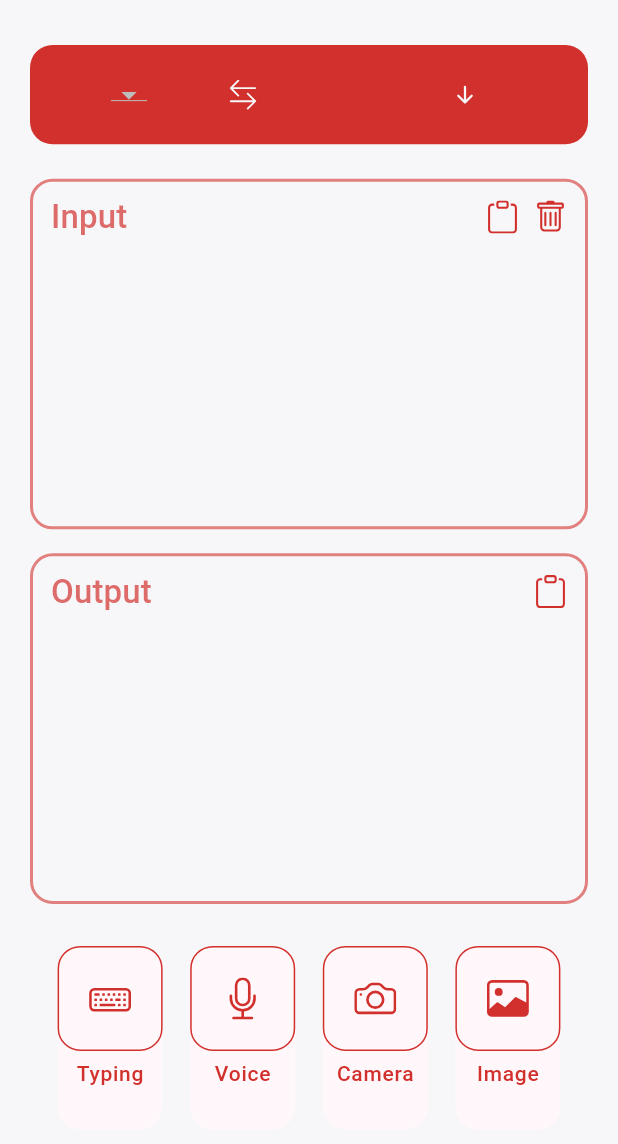
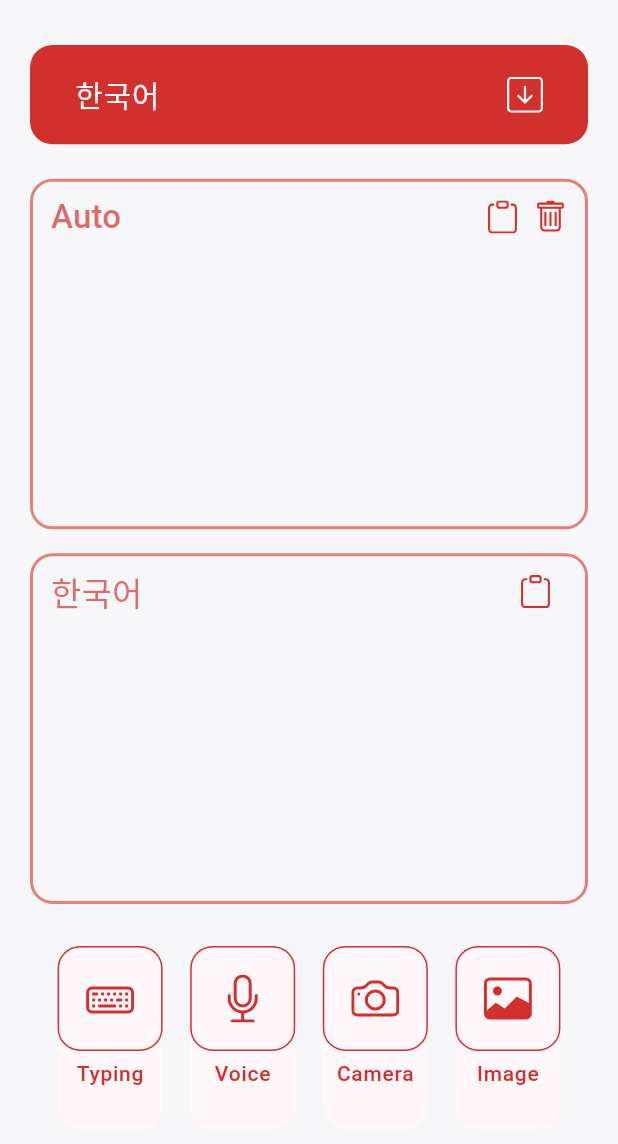
Before and after one commit to Yun-sooyong/Onetool_translator, a Flutter app: the screen it shows after launch, on a phone screen of 412 x 824 dp, the part 69-1213 px from its top. Run offline on Flutter 3.47's test engine with Material 2 defaults, Android fonts, the phone set to English and light mode, and no system bars; drawn by our look-alikes of dropdown_button2; our stand-ins replace bootstrap_icons, flutter_riverpod, fluttertoast; missing offline and left inert: translator.

Commit message:
text을 입력하는 번역기 완성

```diff
--- /dev/null
+++ b/lib/provider/provider.dart
@@ -0,0 +1,76 @@
+import 'package:flutter/material.dart';
+import 'package:flutter_riverpod/flutter_riverpod.dart';
+
+final translatorLangugeSet = StateProvider((ref) => 'ko');
+final translateToProvider = StateProvider((ref) => '한국어');
+
+final textControllerStateProvider =
+    StateProvider.autoDispose((ref) => TextEditingController());
+
+final textChangeNotifierProvider = ChangeNotifierProvider.autoDispose(
+    (ref) => TextNotifier(controller: ref.watch(textControllerStateProvider)));
+
+class TextNotifier extends ChangeNotifier {
+  TextEditingController controller;
+
+  TextNotifier({
+    required this.controller,
+  });
+
+  String? text = '';
+  String translation = '';
+
+  void show() {
+    if (controller.text == '') {
+      text = ' ';
+    } else {
+      text = controller.text;
+    }
+    notifyListeners();
+  }
+
+  void translate(var trans) {
+    translation = trans;
+
+    notifyListeners();
+  }
+
+  void clear() {
+    controller.clear();
+    text = '';
+    translation = '';
+    notifyListeners();
+  }
+}
+
+///
+/// *********** [USING MAP NOTIFIER PROVIDER] ***********
+///
+final mapProvider = ChangeNotifierProvider.autoDispose(
+  (ref) => MapSearcher(),
+);
+
+class MapSearcher extends ChangeNotifier {
+  String lang = '한국어';
+  String code = 'ko';
+  Map<String, String> langMap = {
+    '한국어': 'ko',
+    '일본어': 'ja',
+    '영어': 'en',
+    '중국어': 'zh',
+    '인도네시아어': 'id',
+    '이탈리아어': 'it',
+    '폴란드어': 'pl',
+    '러시아어': 'ru',
+    '스페인어': 'es',
+    '태국어': 'th',
+    '베트남어': 'vi',
+  };
+
+  void searchCode(String language) {
+    lang = language;
+    code = langMap[language]!;
+
+    notifyListeners();
+  }
+}
--- a/lib/screens/home_screen.dart
+++ b/lib/screens/home_screen.dart
@@ -1,18 +1,22 @@
-import 'package:a_translator/services/controller.dart';
+import 'package:a_translator/provider/provider.dart';
 import 'package:a_translator/util.dart';
 import 'package:a_translator/widgets/bottom_button.dart';
+import 'package:a_translator/widgets/drop_down_menu.dart';
 import 'package:bootstrap_icons/bootstrap_icons.dart';
 import 'package:flutter/material.dart';
-import 'package:flutter/services.dart';
 import 'package:flutter_riverpod/flutter_riverpod.dart';
-import 'package:fluttertoast/fluttertoast.dart';
-import 'package:translator/translator.dart';
+import '/widgets/text_box_widget.dart';
 
-class HomeScreen extends ConsumerWidget {
+class HomeScreen extends StatefulWidget {
   const HomeScreen({super.key});
 
   @override
-  Widget build(BuildContext context, WidgetRef ref) {
+  State<HomeScreen> createState() => _HomeScreenState();
+}
+
+class _HomeScreenState extends State<HomeScreen> {
+  @override
+  Widget build(BuildContext context) {
     var themeOf = Theme.of(context);
 
     return Scaffold(
@@ -36,13 +40,14 @@ class HomeScreen extends ConsumerWidget {
         padding: bodyEdge,
         child: Column(
           children: [
-            Expanded(
+            const Expanded(
               flex: 1,
-              child: UpperBody(themeOf: themeOf),
+              child: DropdownLang(),
+              //TopBody(themeOf: themeOf),
             ),
             Expanded(
               flex: 8,
-              child: InputBody(themeOf: themeOf),
+              child: MiddleBody(themeOf: themeOf),
             ),
             const Expanded(
               flex: 2,
@@ -99,58 +104,65 @@ class BottomBody extends StatelessWidget {
 ///
 /// UPPER BODY PART
 ///
-class UpperBody extends StatelessWidget {
-  const UpperBody({super.key, required this.themeOf});
+// class TopBody extends StatelessWidget {
+//   const TopBody({super.key, required this.themeOf});
 
-  final ThemeData themeOf;
+//   final ThemeData themeOf;
 
-  @override
-  Widget build(BuildContext context) {
-    return Container(
-      decoration: BoxDecoration(
-        borderRadius: boxRadius,
-        color: themeOf.colorScheme.primary,
-      ),
-      child: Row(
-        mainAxisAlignment: MainAxisAlignment.spaceEvenly,
-        children: [
-          DropdownButton(
-            items: const [],
-            //controller: fstLang,
-            onChanged: (value) {},
-          ),
-          Icon(
-            BootstrapIcons.arrow_left_right,
-            color: themeOf.colorScheme.background,
-            size: 20,
-          ),
-          DropdownMenu(
-            //controller: sndLang,
-            trailingIcon: Icon(
-              BootstrapIcons.arrow_down_short,
-              color: themeOf.colorScheme.background,
-            ),
-            selectedTrailingIcon: Icon(
-              BootstrapIcons.arrow_up_short,
-              color: themeOf.colorScheme.background,
-            ),
-            dropdownMenuEntries: const [],
-            inputDecorationTheme: InputDecorationTheme(
-              border: InputBorder.none,
-              iconColor: themeOf.colorScheme.background,
-            ),
-          ),
-        ],
-      ),
-    );
-  }
-}
+//   @override
+//   Widget build(BuildContext context) {
+//     return Container(
+//       decoration: BoxDecoration(
+//         borderRadius: boxRadius,
+//         color: themeOf.colorScheme.primary,
+//       ),
+//       child: Row(
+//         mainAxisAlignment: MainAxisAlignment.spaceEvenly,
+//         children: [
+//           Expanded(
+//             flex: 3,
+//             child: Padding(
+//               padding: const EdgeInsets.symmetric(horizontal: 20, vertical: 10),
+//               child: Container(),
+//             ),
+//           ),
+//           Expanded(
+//             child: Icon(
+//               BootstrapIcons.arrow_left_right,
+//               color: themeOf.colorScheme.background,
+//               size: 20,
+//             ),
+//           ),
+//           Expanded(
+//             flex: 3,
+//             child: DropdownMenu(
+//               //controller: sndLang,
+//               trailingIcon: Icon(
+//                 BootstrapIcons.arrow_down_short,
+//                 color: themeOf.colorScheme.background,
+//               ),
+//               selectedTrailingIcon: Icon(
+//                 BootstrapIcons.arrow_up_short,
+//                 color: themeOf.colorScheme.background,
+//               ),
+//               dropdownMenuEntries: const [],
+//               inputDecorationTheme: InputDecorationTheme(
+//                 border: InputBorder.none,
+//                 iconColor: themeOf.colorScheme.background,
+//               ),
+//             ),
+//           ),
+//         ],
+//       ),
+//     );
+//   }
+// }
 
 ///
 /// Input Textfield and translation text view part
 ///
-class InputBody extends ConsumerWidget {
-  const InputBody({
+class MiddleBody extends StatelessWidget {
+  const MiddleBody({
     super.key,
     required this.themeOf,
   });
@@ -158,180 +170,29 @@ class InputBody extends ConsumerWidget {
   final ThemeData themeOf;
 
   @override
-  Widget build(BuildContext context, WidgetRef ref) {
-    final _controller = ref.watch(translatorProvider);
+  Widget build(BuildContext context) {
+    return Consumer(
+      builder: (context, ref, child) {
+        var mProvider = ref.watch(mapProvider);
 
-    return Padding(
-      padding: const EdgeInsets.symmetric(vertical: 15),
-      child: Column(
-        children: [
-          Expanded(
-            child: Padding(
-              padding: boxEdge,
-              child: Container(
-                padding: const EdgeInsets.symmetric(
-                  horizontal: 12,
-                  vertical: 8,
-                ),
-                decoration: BoxDecoration(
-                  border: Border.all(
-                    color: themeOf.colorScheme.primary.withOpacity(0.6),
-                    width: 2,
-                  ),
-                  borderRadius: boxRadius,
-                ),
-                child: Column(
-                  children: [
-                    Row(
-                      mainAxisAlignment: MainAxisAlignment.spaceBetween,
-                      children: [
-                        Text(
-                          'Input',
-                          style: Theme.of(context).textTheme.labelLarge,
-                        ),
-                        Row(
-                          children: [
-                            GestureDetector(
-                              onTap: () {
-                                try {
-                                  Clipboard.setData(
-                                    const ClipboardData(text: 'textProvider'),
-                                  );
-                                  Fluttertoast.showToast(
-                                    msg: '클립보드에 복사되었습니다.',
-                                    toastLength: Toast.LENGTH_SHORT,
-                                    gravity: ToastGravity.BOTTOM,
-                                  );
-                                } catch (e) {
-                                  Fluttertoast.showToast(
-                                    msg: '복사에 실패했습니다.\nError:$e',
-                                    toastLength: Toast.LENGTH_SHORT,
-                                    gravity: ToastGravity.BOTTOM,
-                                  );
-                                }
-                              },
-                              child: const Icon(
-                                BootstrapIcons.clipboard,
-                                size: 22,
-                              ),
-                            ),
-                            const SizedBox(
-                              width: 10,
-                            ),
-                            GestureDetector(
-                              onTap: () {
-                                _controller.clear();
-                              },
-                              child: const Icon(
-                                BootstrapIcons.trash,
-                                size: 22,
-                              ),
-                            ),
-                          ],
-                        ),
-                      ],
-                    ),
-                    const SizedBox(
-                      height: 10,
-                    ),
-                    Expanded(
-                      child: TextField(
-                        textInputAction: TextInputAction.go,
-                        onSubmitted: (value) {
-                          // enter를 사용해 키보드를 내리는 기능
-                          FocusManager.instance.primaryFocus?.unfocus();
-                        },
-                        onChanged: (text) async {
-                          _controller.save(text);
-                          final translation = await text.translate(
-                            from: _controller.from,
-                            to: _controller.to,
-                          );
-                          _controller.show(translation.text);
-                        },
-                        controller: _controller.textEditController,
-                        keyboardType: TextInputType.multiline,
-                        readOnly: false,
-                        maxLines: 10,
-                        style: Theme.of(context).textTheme.bodyMedium,
-                        decoration: const InputDecoration(
-                          border: InputBorder.none,
-
-                        ),
-                      ),
-                    ),
-                  ],
+        return const Padding(
+          padding: EdgeInsets.symmetric(vertical: 15),
+          child: Column(
+            children: [
+              Expanded(
+                child: TextBox(
+                  isTextField: true,
                 ),
               ),
-            ),
-          ),
-          Expanded(
-            child: Padding(
-              padding: boxEdge,
-              child: Container(
-                padding: const EdgeInsets.symmetric(
-                  horizontal: 12,
-                  vertical: 8,
-                ),
-                decoration: BoxDecoration(
-                  border: Border.all(
-                    color: themeOf.colorScheme.primary.withOpacity(0.6),
-                    width: 2,
-                  ),
-                  borderRadius: boxRadius,
-                ),
-                child: Column(
-                  children: [
-                    Row(
-                      mainAxisAlignment: MainAxisAlignment.spaceBetween,
-                      children: [
-                        Text(
-                          'Output',
-                          style: Theme.of(context).textTheme.labelLarge,
-                        ),
-                        // textfeild 위의 아이콘
-                        Row(
-                          children: [
-                            GestureDetector(
-                              onTap: () {
-                                try {
-                                  Clipboard.setData(
-                                      const ClipboardData(text: ''));
-                                  Fluttertoast.showToast(
-                                    msg: '클립보드에 복사되었습니다.',
-                                    toastLength: Toast.LENGTH_SHORT,
-                                    gravity: ToastGravity.BOTTOM,
-                                  );
-                                } catch (e) {
-                                  Fluttertoast.showToast(
-                                    msg: '복사에 실패했습니다.\nError:$e',
-                                    toastLength: Toast.LENGTH_SHORT,
-                                    gravity: ToastGravity.BOTTOM,
-                                  );
-                                }
-                              },
-                              child: const Icon(
-                                BootstrapIcons.clipboard,
-                                size: 22,
-                              ),
-                            ),
-                          ],
-                        ),
-                      ],
-                    ),
-                    const SizedBox(
-                      height: 10,
-                    ),
-                    Expanded(
-                      child: Container(),
-                    ),
-                  ],
+              Expanded(
+                child: TextBox(
+                  isTextField: false,
                 ),
               ),
-            ),
+            ],
           ),
-        ],
-      ),
+        );
+      },
     );
   }
 }
--- a/lib/services/controller.dart
+++ b/lib/services/controller.dart
@@ -9,7 +9,7 @@ class Translation {
   TextEditingController textEditController = TextEditingController();
   String source = '';
   String transText = '';
-  String from = 'auto';
+  String from = 'en';
   String to = 'ko';
 
   ///
@@ -18,6 +18,7 @@ class Translation {
   // show translated text
   void show(var translation) {
     transText = translation;
+    NotificationListener;
   }
 
   void save(var text) {
--- a/lib/services/lang.dart
+++ b/lib/services/lang.dart
@@ -1,27 +1,45 @@
-enum Lang {
-  auto('auto', 'Auto'),
-  korean('ko', '한국어'),
-  japanese('jo', '일본어'),
-  english('en', '영어'),
-  chinese('zh', '중국어 간체'),
-  arabic('ar', '아랍어'),
-  hindi('hi', '힌디어'),
-  hungarian('hu', '헝가리어'),
-  indonesian('id', '인도네시아어'),
-  italian('it', '이탈리아어'),
-  lao('lo', '라오어'),
-  malay('ms', '말레이어'),
-  mongolian('mn', '몽골어'),
-  norwegian('no', '노르웨이어'),
-  polish('pl', '폴란드어'),
-  portuguese('pt', '포르투갈어'),
-  russian('ru', '러시아어'),
-  spanish('es', '스페인어'),
-  swedish('sv', '스웨덴어'),
-  thai('th', '태국어'),
-  vietnamese('vi', '베트남어');
+// enum Lang {
+//   korean('ko', '한국어'),
+//   japanese('jo', '일본어'),
+//   english('en', '영어'),
+//   chinese('zh', '중국어'),
+//   indonesian('id', '인도네시아어'),
+//   italian('it', '이탈리아어'),
+//   polish('pl', '폴란드어'),
+//   russian('ru', '러시아어'),
+//   spanish('es', '스페인어'),
+//   thai('th', '태국어'),
+//   vietnamese('vi', '베트남어');
 
-  final String code;
-  final String country;
-  const Lang(this.code, this.country);
-}
+//   final String code;
+//   final String country;
+//   const Lang(this.code, this.country);
+// }
+
+// List<String> lang = [
+//   'ko',
+//   'jo',
+//   'en',
+//   'zh',
+//   'id',
+//   'it',
+//   'pl',
+//   'ru',
+//   'es',
+//   'th',
+//   'vi',
+// ];
+
+List<String> lang = [
+  '한국어',
+  '일본어',
+  '영어',
+  '중국어',
+  '인도네시아어',
+  '이탈리아어',
+  '폴란드어',
+  '러시아어',
+  '스페인어',
+  '태국어',
+  '베트남어',
+];
--- a/lib/theme.dart
+++ b/lib/theme.dart
@@ -22,6 +22,7 @@ var themeData = ThemeData(
     ),
     bodySmall: TextStyle(
       color: backgroundColor,
+      fontSize: 20,
     ),
     bodyMedium: TextStyle(
       color: textFieldTextColor,
@@ -40,6 +41,6 @@ var themeData = ThemeData(
   ),
   iconTheme: IconThemeData(
     color: primaryColor,
-    size: 28,
+    size: 32,
   ),
 );
--- /dev/null
+++ b/lib/widgets/drop_down_menu.dart
@@ -0,0 +1,92 @@
+import 'package:a_translator/provider/provider.dart';
+import 'package:a_translator/services/lang.dart';
+import 'package:a_translator/util.dart';
+import 'package:bootstrap_icons/bootstrap_icons.dart';
+import 'package:dropdown_button2/dropdown_button2.dart';
+import 'package:flutter/material.dart';
+import 'package:flutter_riverpod/flutter_riverpod.dart';
+
+class DropdownLang extends StatefulWidget {
+  const DropdownLang({
+    super.key,
+  });
+
+  @override
+  State<DropdownLang> createState() => _DropdownLangState();
+}
+
+class _DropdownLangState extends State<DropdownLang> {
+  @override
+  Widget build(BuildContext context) {
+    final themeOf = Theme.of(context);
+
+    return Container(
+      padding: const EdgeInsets.symmetric(
+        vertical: 10,
+        horizontal: 30,
+      ),
+      decoration: BoxDecoration(
+        borderRadius: boxRadius,
+        color: themeOf.colorScheme.primary,
+      ),
+      child: Consumer(
+        builder: (context, ref, child) {
+          var mProvider = ref.watch(mapProvider);
+          final textProvider = ref.watch(textChangeNotifierProvider);
+
+          return DropdownButtonHideUnderline(
+            child: DropdownButton2(
+              isExpanded: true,
+              items: lang
+                  .map((item) => DropdownMenuItem(
+                        value: item,
+                        child: Text(
+                          item,
+                          style: themeOf.textTheme.bodySmall,
+                        ),
+                      ))
+                  .toList(),
+
+              /// 지금 바꾸면 items에 없는 내용이라 value에서 오류발생
+              /// TODO 이후에 items를 변경하면 [ref.read(translateToProvider)]로 변경해놓을것
+              value: mProvider.lang,
+              onChanged: (value) {
+                mProvider.searchCode(value!);
+                textProvider.clear();
+              },
+              iconStyleData: IconStyleData(
+                icon: const Icon(
+                  BootstrapIcons.arrow_down_square,
+                ),
+                openMenuIcon: const Icon(BootstrapIcons.arrow_up_square),
+                iconSize: 24,
+                iconEnabledColor: themeOf.colorScheme.background,
+                iconDisabledColor: Colors.grey,
+              ),
+              dropdownStyleData: DropdownStyleData(
+                maxHeight: 250,
+                width: MediaQuery.of(context).size.width * 0.9,
+                decoration: BoxDecoration(
+                  borderRadius: BorderRadius.circular(14),
+                  color: themeOf.colorScheme.primary.withOpacity(0.9),
+                ),
+                offset: const Offset(-30, -20),
+                scrollbarTheme: ScrollbarThemeData(
+                  radius: const Radius.circular(40),
+                  thickness: MaterialStateProperty.all(6),
+                  thumbVisibility: MaterialStateProperty.all(true),
+                ),
+              ),
+              menuItemStyleData: MenuItemStyleData(
+                overlayColor:
+                    MaterialStatePropertyAll(themeOf.colorScheme.primary),
+                height: 60,
+                padding: const EdgeInsets.only(left: 14, right: 14),
+              ),
+            ),
+          );
+        },
+      ),
+    );
+  }
+}
--- /dev/null
+++ b/lib/widgets/text_box_widget.dart
@@ -0,0 +1,167 @@
+import 'package:a_translator/provider/provider.dart';
+import 'package:a_translator/util.dart';
+import 'package:bootstrap_icons/bootstrap_icons.dart';
+import 'package:flutter/material.dart';
+import 'package:flutter/services.dart';
+import 'package:flutter_riverpod/flutter_riverpod.dart';
+import 'package:fluttertoast/fluttertoast.dart';
+import 'package:translator/translator.dart';
+
+class TextBox extends ConsumerStatefulWidget {
+  final bool isTextField;
+
+  const TextBox({
+    super.key,
+    this.isTextField = false,
+  });
+
+  @override
+  TextBoxState createState() => TextBoxState();
+}
+
+class TextBoxState extends ConsumerState<TextBox> {
+  @override
+  Widget build(BuildContext context) {
+    final themeOf = Theme.of(context);
+    var mProvider = ref.watch(mapProvider);
+    var textProvider = ref.watch(textChangeNotifierProvider);
+    final controller = ref.watch(textControllerStateProvider);
+
+    String code = mProvider.code;
+    String lang = mProvider.lang;
+
+    return Padding(
+      padding: boxEdge,
+      child: Container(
+        padding: const EdgeInsets.symmetric(
+          horizontal: 12,
+          vertical: 8,
+        ),
+        decoration: BoxDecoration(
+          border: Border.all(
+            color: themeOf.colorScheme.primary.withOpacity(0.6),
+            width: 2,
+          ),
+          borderRadius: boxRadius,
+        ),
+        child: Column(
+          children: [
+            Row(
+              mainAxisAlignment: MainAxisAlignment.spaceBetween,
+              children: [
+                Text(
+                  widget.isTextField ? 'Auto' : lang,
+                  style: themeOf.textTheme.labelLarge,
+                ),
+                Row(
+                  children: [
+                    GestureDetector(
+                      onTap: () {
+                        try {
+                          Clipboard.setData(
+                            ClipboardData(
+                                text: widget.isTextField
+                                    ? textProvider.text!
+                                    : textProvider.translation),
+                          );
+                          Fluttertoast.showToast(
+                            msg: '클립보드에 복사되었습니다.',
+                            toastLength: Toast.LENGTH_SHORT,
+                            gravity: ToastGravity.BOTTOM,
+                          );
+                        } catch (e) {
+                          Fluttertoast.showToast(
+                            msg: '복사에 실패했습니다.\nError:$e',
+                            toastLength: Toast.LENGTH_SHORT,
+                            gravity: ToastGravity.BOTTOM,
+                          );
+                        }
+                      },
+                      child: const Icon(
+                        BootstrapIcons.clipboard,
+                        size: 22,
+                      ),
+                    ),
+                    const SizedBox(
+                      width: 10,
+                    ),
+                    widget.isTextField
+                        ? GestureDetector(
+                            onTap: () {
+                              textProvider.clear();
+                            },
+                            child: const Icon(
+                              BootstrapIcons.trash,
+                              size: 22,
+                            ),
+                          )
+                        : const SizedBox(),
+                  ],
+                ),
+              ],
+            ),
+            const SizedBox(
+              height: 10,
+            ),
+            Expanded(
+              child: Consumer(
+                builder: (context, ref, child) {
+                  if (widget.isTextField) {
+                    return TextField(
+                      textInputAction: TextInputAction.go,
+                      // 엔터, 확인 버튼을 누르면 키보드를 내리게 함
+                      onSubmitted: (value) {
+                        FocusManager.instance.primaryFocus?.unfocus();
+                      },
+                      onChanged: (source) async {
+                        try {
+                          textProvider.show();
+                          if (source.isNotEmpty) {
+                            await GoogleTranslator()
+                                .translate(
+                                  textProvider.text!,
+                                  to: code,
+                                )
+                                .then(
+                                  (value) => textProvider.translate(value.text),
+                                );
+                          } else {
+                            textProvider.translate('');
+                          }
+                        } catch (e) {
+                          Fluttertoast.showToast(
+                            msg: '에러가 발생했습니다. 다시 시도해 주세요.\n${e.toString()}',
+                            toastLength: Toast.LENGTH_LONG,
+                          );
+                        }
+                      },
+                      controller: controller,
+                      keyboardType: TextInputType.multiline,
+                      readOnly: false,
+                      maxLines: null,
+                      style: themeOf.textTheme.bodyMedium,
+                      decoration: const InputDecoration(
+                        border: InputBorder.none,
+                      ),
+                    );
+                  } else {
+                    return Container(
+                      alignment: Alignment.topLeft,
+                      padding: const EdgeInsets.only(
+                        top: 10,
+                      ),
+                      child: Text(
+                        textProvider.translation,
+                        style: themeOf.textTheme.bodyMedium,
+                      ),
+                    );
+                  }
+                },
+              ),
+            )
+          ],
+        ),
+      ),
+    );
+  }
+}
--- a/pubspec.yaml
+++ b/pubspec.yaml
@@ -12,17 +12,20 @@ environment:
 dependencies:
     bootstrap_icons: ^1.10.5+2
     cupertino_icons: ^1.0.2
+    dropdown_button2: ^2.3.4
     flutter:
         sdk: flutter
     flutter_riverpod: ^2.3.6
     fluttertoast: ^8.2.2
     hooks_riverpod: ^2.3.6
+    json_annotation: ^4.8.1
     translator: ^0.1.7
 
 dev_dependencies:
     flutter_lints: ^2.0.0
     flutter_test:
         sdk: flutter
+    json_serializable: ^6.7.1
 
 # For information on the generic Dart part of this file, see the
 # following page: https://dart.dev/tools/pub/pubspec
```
Also changed, not shown: lib/widgets/button_bottom_bar.dart (deleted).
